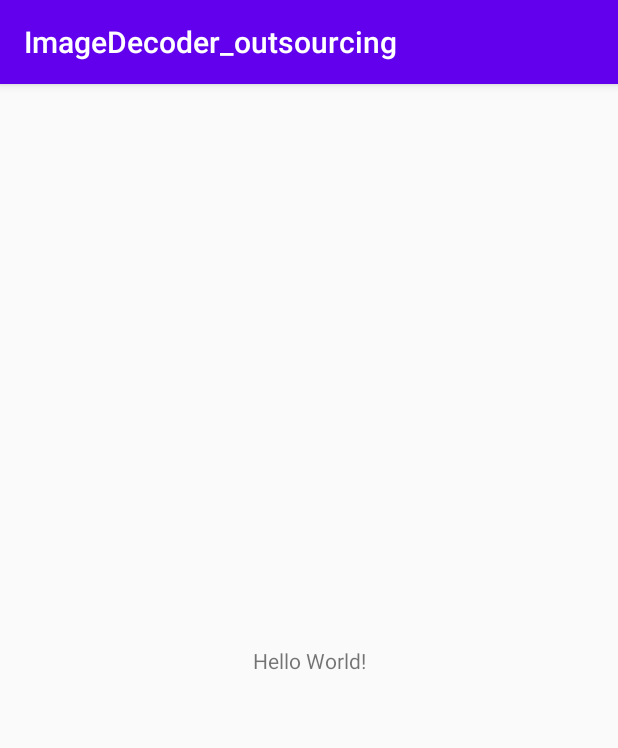
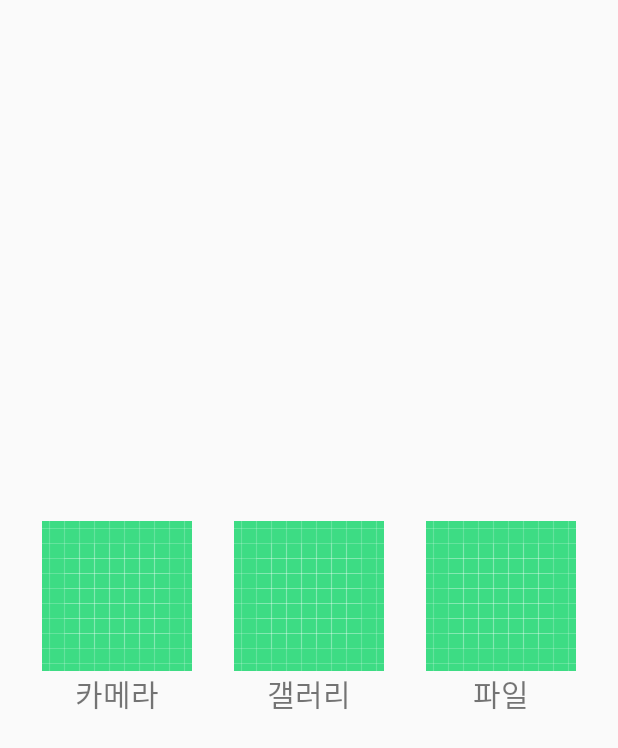
Before and after one commit to KOREAparksh/ImageDecoder_outsourcing, an Android app: the screen it shows after launch (MainActivity), on a phone screen of 412 x 824 dp. Shown: the top 748 px of the screen. Run offline under Robolectric (Android 15) with nearby library versions, the phone set to English and light mode, and no system bars.

Commit message:
[set]set main layout, init view

```diff
--- a/app/build.gradle
+++ b/app/build.gradle
@@ -30,4 +30,6 @@ dependencies {
     androidTestImplementation 'androidx.test.ext:junit:1.1.1'
     androidTestImplementation 'androidx.test.espresso:espresso-core:3.2.0'
 
+    api 'com.theartofdev.edmodo:android-image-cropper:2.8.+'
+    //이미지 크롭을 위한 라이브러리
 }
--- a/app/src/main/AndroidManifest.xml
+++ b/app/src/main/AndroidManifest.xml
@@ -1,6 +1,12 @@
 <?xml version="1.0" encoding="utf-8"?>
 <manifest xmlns:android="http://schemas.android.com/apk/res/android"
     package="com.example.imagedecoder_outsourcing">
+
+    <uses-permission android:name="android.permission.INTERNET" />
+    <uses-permission android:name="android.permission.READ_EXTERNAL_STORAGE" />
+    <uses-permission android:name="android.permission.WRITE_EXTERNAL_STORAGE" />
+    <uses-permission android:name="android.permission.CAMERA" />
+    <uses-feature android:name="android.hardware.camera2" />
 
     <application
         android:allowBackup="true"
@@ -9,6 +15,9 @@
         android:roundIcon="@mipmap/ic_launcher_round"
         android:supportsRtl="true"
         android:theme="@style/AppTheme">
+
+        <activity android:name="com.theartofdev.edmodo.cropper.CropImageActivity"
+            android:theme="@style/Base.Theme.AppCompat"/> <!-- optional (needed if default theme has no action bar) -->
         <activity android:name=".MainActivity">
             <intent-filter>
                 <action android:name="android.intent.action.MAIN" />
--- a/app/src/main/java/com/example/imagedecoder_outsourcing/MainActivity.java
+++ b/app/src/main/java/com/example/imagedecoder_outsourcing/MainActivity.java
@@ -3,13 +3,27 @@ package com.example.imagedecoder_outsourcing;
 import androidx.appcompat.app.AppCompatActivity;
 
 import android.os.Bundle;
+import android.widget.ImageButton;
+import android.widget.LinearLayout;
 
 public class MainActivity extends AppCompatActivity {
+
+    private ImageButton cameraButton; //카메라버튼
+    private ImageButton galleryButton; //갤러리버튼
+    private ImageButton fileButton; //
 
     @Override
     protected void onCreate(Bundle savedInstanceState) {
         super.onCreate(savedInstanceState);
         setContentView(R.layout.activity_main);
 
+        initView();
+
+    }
+
+    private void initView() {
+        cameraButton = (ImageButton)findViewById(R.id.cameraButton);
+        galleryButton = (ImageButton)findViewById(R.id.galleryButton);
+        fileButton = (ImageButton)findViewById(R.id.fileButon);
     }
 }
--- a/app/src/main/res/layout/activity_main.xml
+++ b/app/src/main/res/layout/activity_main.xml
@@ -6,13 +6,79 @@
     android:layout_height="match_parent"
     tools:context=".MainActivity">
 
-    <TextView
+    <LinearLayout
+        android:id="@+id/block_1"
         android:layout_width="wrap_content"
         android:layout_height="wrap_content"
-        android:text="Hello World!"
+        android:orientation="vertical"
         app:layout_constraintBottom_toBottomOf="parent"
         app:layout_constraintLeft_toLeftOf="parent"
+        app:layout_constraintRight_toLeftOf="@id/block_2"
+        app:layout_constraintTop_toTopOf="parent">
+
+        <ImageButton
+            android:id="@+id/cameraButton"
+            android:layout_width="100dp"
+            android:layout_height="100dp"
+            android:background="?attr/selectableItemBackgroundBorderless"
+            android:src="@drawable/ic_launcher_background" />
+
+        <TextView
+            android:layout_width="100dp"
+            android:layout_height="wrap_content"
+            android:gravity="center"
+            android:text="카메라"
+            android:textSize="20dp" />
+    </LinearLayout>
+
+    <LinearLayout
+        android:id="@+id/block_2"
+        android:layout_width="wrap_content"
+        android:layout_height="wrap_content"
+        android:orientation="vertical"
+        app:layout_constraintBottom_toBottomOf="parent"
+        app:layout_constraintLeft_toRightOf="@id/block_1"
+        app:layout_constraintRight_toLeftOf="@id/block_3"
+        app:layout_constraintTop_toTopOf="parent">
+
+        <ImageButton
+            android:id="@+id/galleryButton"
+            android:layout_width="100dp"
+            android:layout_height="100dp"
+            android:background="?attr/selectableItemBackgroundBorderless"
+            android:src="@drawable/ic_launcher_background" />
+
+        <TextView
+            android:layout_width="100dp"
+            android:layout_height="wrap_content"
+            android:gravity="center"
+            android:text="갤러리"
+            android:textSize="20dp" />
+    </LinearLayout>
+
+    <LinearLayout
+        android:id="@+id/block_3"
+        android:layout_width="wrap_content"
+        android:layout_height="wrap_content"
+        android:orientation="vertical"
+        app:layout_constraintBottom_toBottomOf="parent"
+        app:layout_constraintLeft_toRightOf="@id/block_2"
         app:layout_constraintRight_toRightOf="parent"
-        app:layout_constraintTop_toTopOf="parent" />
+        app:layout_constraintTop_toTopOf="parent">
+
+        <ImageButton
+            android:id="@+id/fileButon"
+            android:layout_width="100dp"
+            android:layout_height="100dp"
+            android:background="?attr/selectableItemBackgroundBorderless"
+            android:src="@drawable/ic_launcher_background" />
+
+        <TextView
+            android:layout_width="100dp"
+            android:layout_height="wrap_content"
+            android:gravity="center"
+            android:text="파일"
+            android:textSize="20dp" />
+    </LinearLayout>
 
 </androidx.constraintlayout.widget.ConstraintLayout>
--- a/app/src/main/res/values/styles.xml
+++ b/app/src/main/res/values/styles.xml
@@ -1,6 +1,6 @@
 <resources>
     <!-- Base application theme. -->
-    <style name="AppTheme" parent="Theme.AppCompat.Light.DarkActionBar">
+    <style name="AppTheme" parent="Theme.AppCompat.Light.NoActionBar">
         <!-- Customize your theme here. -->
         <item name="colorPrimary">@color/colorPrimary</item>
         <item name="colorPrimaryDark">@color/colorPrimaryDark</item>
```
